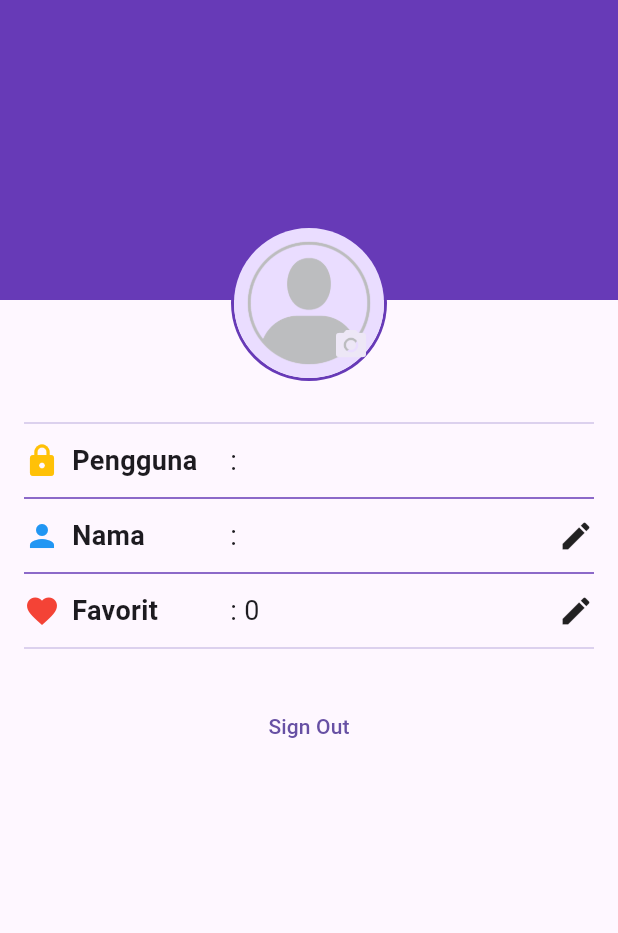
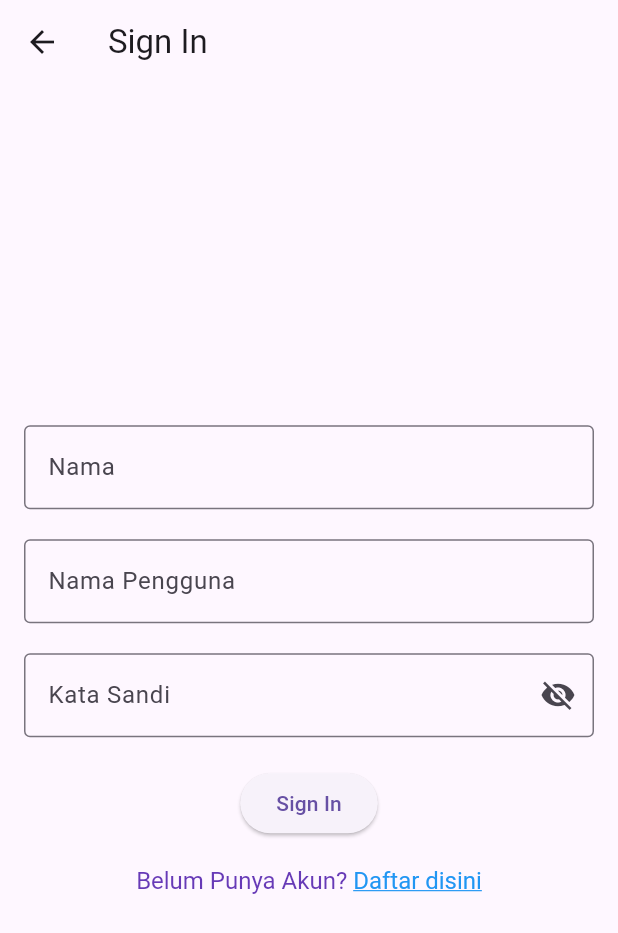
Before and after one commit to Mobile-Programming-MDP/latihan-flutter-Jaysennn, a Flutter app: the ProfileScreen screen opened directly, after a tap on "Sign In", on a phone screen of 412 x 824 dp. Shown: the top 933 px of the screen. Run offline on Flutter 3.47's test engine with Material 3 defaults, Android fonts, the phone set to English and light mode, and no system bars; our stand-ins replace cached_network_image, connectivity_plus, shared_preferences; accounts and stored records are empty.

Commit message:
23 nov 2024

```diff
--- a/wisata_candi/lib/profile_screen.dart
+++ b/wisata_candi/lib/profile_screen.dart
@@ -15,9 +15,13 @@ class _ProfileScreenState extends State<ProfileScreen> {
 
   // TODO: 5. Implementasi fungsi SignIn
   void signIn(){
-    setState(() {
-      isSignedIn = !isSignedIn;
-    });
+    // setState(() {
+    //   isSignedIn = true;
+    //   userName = 'Jay';
+    //   fullName = 'Jaysen';
+    //   favoriteCandiCount = 4;
+    // });
+    Navigator.pushNamed(context, '/signin');
   }
 
   // TODO: 6. Implementasi fungsi SignOut
--- /dev/null
+++ b/wisata_candi/lib/sign_in_screen.dart
@@ -0,0 +1,168 @@
+import 'package:flutter/gestures.dart';
+import 'package:flutter/material.dart';
+import 'package:shared_preferences/shared_preferences.dart';
+
+class SignInScreen extends StatefulWidget {
+  const SignInScreen({super.key});
+
+  @override
+  State<SignInScreen> createState() => _SignInScreenState();
+}
+
+class _SignInScreenState extends State<SignInScreen> {
+  final TextEditingController _nameController = TextEditingController();
+  final TextEditingController _usernameController = TextEditingController();
+  final TextEditingController _passwordController = TextEditingController();
+
+  String _errorText = "";
+  bool _obscurePassword = true;
+
+  // Sign-In Logic
+  void _signIn() async {
+    final SharedPreferences prefs = await SharedPreferences.getInstance();
+    final String savedUsername = prefs.getString('username') ?? '';
+    final String savedPassword = prefs.getString('password') ?? '';
+    final String enteredUsername = _usernameController.text.trim();
+    final String enteredPassword = _passwordController.text.trim();
+
+    if (enteredPassword.length < 8 ||
+        !enteredPassword.contains(RegExp(r'[A-Z]')) ||
+        !enteredPassword.contains(RegExp(r'[a-z]')) ||
+        !enteredPassword.contains(RegExp(r'[0-9]')) ||
+        !enteredPassword.contains(RegExp(r'[!@#$%^&*()<>?:"{}|,./;\]'))) {
+      setState(() {
+        _errorText = 'Minimal 8 Karakter, Kombinasi Semua';
+      });
+      return;
+    }
+
+    if (enteredUsername.isEmpty || enteredPassword.isEmpty) {
+      setState(() {
+        _errorText = 'Nama Pengguna atau Kata Sandi harus diisi!';
+      });
+      return;
+    }
+
+    if (savedUsername.isEmpty || savedPassword.isEmpty) {
+      setState(() {
+        _errorText = 'Pengguna belum terdaftar. Silahkan daftar terlebih dahulu!';
+      });
+      return;
+    }
+
+    if(enteredUsername == savedUsername && enteredPassword == savedPassword){
+    setState(() {
+      _errorText = '';
+      _isSignedIn = 'true';
+      prefs.setBool(isSignedIn, true);
+    });
+
+    WidgetsBinding.instance.addPostFrameCallback((){
+      Navigator.of(context).popUntil((route) => route.isFirst);
+    });
+    WidgetsBinding.instance.addPostFrameCallback((){
+      Navigator.pushReplacement(context, '/');
+    });
+    }else{
+      setState(() {
+        _errorText = "Nama pengguna atau kata sandi salah.";
+      });
+    }
+  }
+
+  // Toggle Password Visibility
+  void _togglePasswordVisibility() {
+    setState(() {
+      _obscurePassword = !_obscurePassword;
+    });
+  }
+
+  @override
+  void dispose() {
+    _nameController.dispose();
+    _usernameController.dispose();
+    _passwordController.dispose();
+    super.dispose();
+  }
+
+  @override
+  Widget build(BuildContext context) {
+    return Scaffold(
+      appBar: AppBar(
+        title: const Text("Sign In"),
+      ),
+      body: Center(
+        child: SingleChildScrollView(
+          child: Padding(
+            padding: const EdgeInsets.all(16),
+            child: Form(
+              child: Column(
+                crossAxisAlignment: CrossAxisAlignment.center,
+                mainAxisAlignment: MainAxisAlignment.center,
+                children: [
+                  TextFormField(
+                    controller: _nameController,
+                    decoration: const InputDecoration(
+                      labelText: "Nama",
+                      border: OutlineInputBorder(),
+                    ),
+                  ),
+                  const SizedBox(height: 20),
+                  TextFormField(
+                    controller: _usernameController,
+                    decoration: const InputDecoration(
+                      labelText: "Nama Pengguna",
+                      border: OutlineInputBorder(),
+                    ),
+                  ),
+                  const SizedBox(height: 20),
+                  TextFormField(
+                    controller: _passwordController,
+                    decoration: InputDecoration(
+                      labelText: 'Kata Sandi',
+                      errorText: _errorText.isNotEmpty ? _errorText : null,
+                      border: const OutlineInputBorder(),
+                      suffixIcon: IconButton(
+                        onPressed: _togglePasswordVisibility,
+                        icon: Icon(
+                          _obscurePassword ? Icons.visibility_off : Icons.visibility,
+                        ),
+                      ),
+                    ),
+                    obscureText: _obscurePassword,
+                  ),
+                  const SizedBox(height: 20),
+                  ElevatedButton(
+                    onPressed: _signIn,
+                    child: const Text("Sign In"),
+                  ),
+                  const SizedBox(height: 18),
+                  RichText(
+                    text: TextSpan(
+                      text: 'Belum Punya Akun? ',
+                      style: const TextStyle(fontSize: 16, color: Colors.deepPurple),
+                      children: <TextSpan>[
+                        TextSpan(
+                          text: 'Daftar disini',
+                          style: const TextStyle(
+                            color: Colors.blue,
+                            fontSize: 16,
+                            decoration: TextDecoration.underline,
+                          ),
+                          recognizer: TapGestureRecognizer()
+                            ..onTap = () {
+                              Navigator.pushNamed(context, '/signup');
+                            },
+                        ),
+                      ],
+                    ),
+                  )
+                ],
+              ),
+            ),
+          ),
+        ),
+      ),
+    );
+  }
+}
--- a/wisata_candi/pubspec.yaml
+++ b/wisata_candi/pubspec.yaml
@@ -10,6 +10,7 @@ dependencies:
   flutter:
     sdk: flutter
   cached_network_image: ^3.4.1
+  shared_preferences: ^2.3.3
 
 dev_dependencies:
   flutter_test:
```
Also changed, not shown: wisata_candi/lib/main.dart (+9 -1 lines), wisata_candi/lib/sign_up_screen.dart (added, +112 -0 lines), wisata_candi/pubspec.lock, 1 other file.
